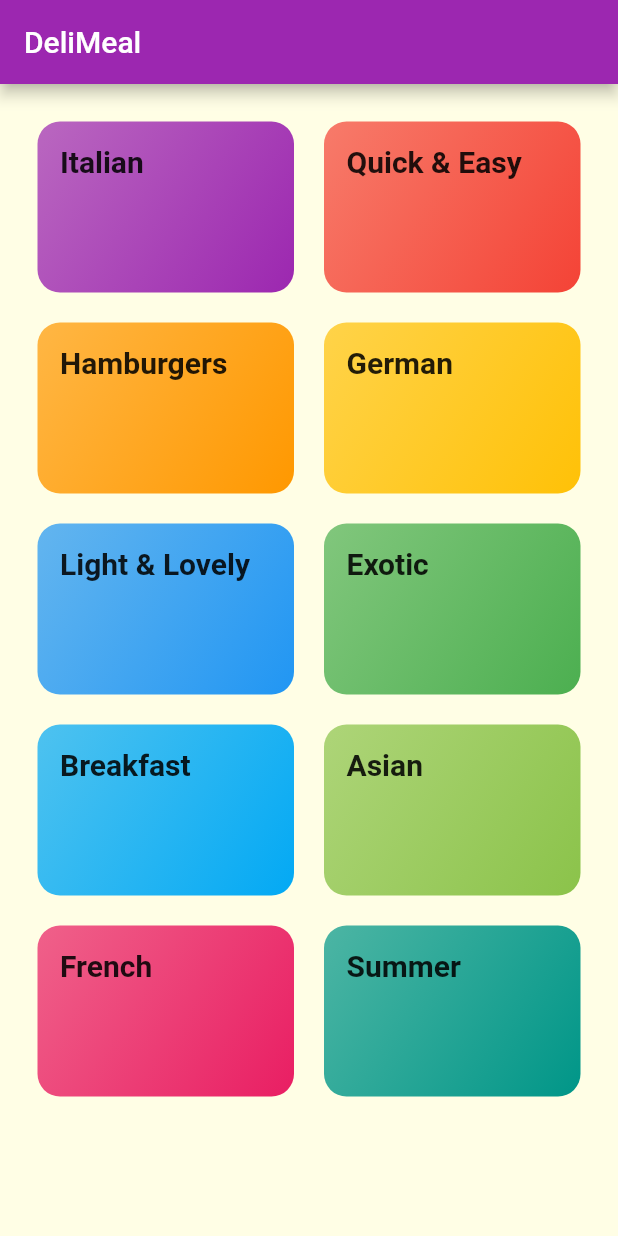
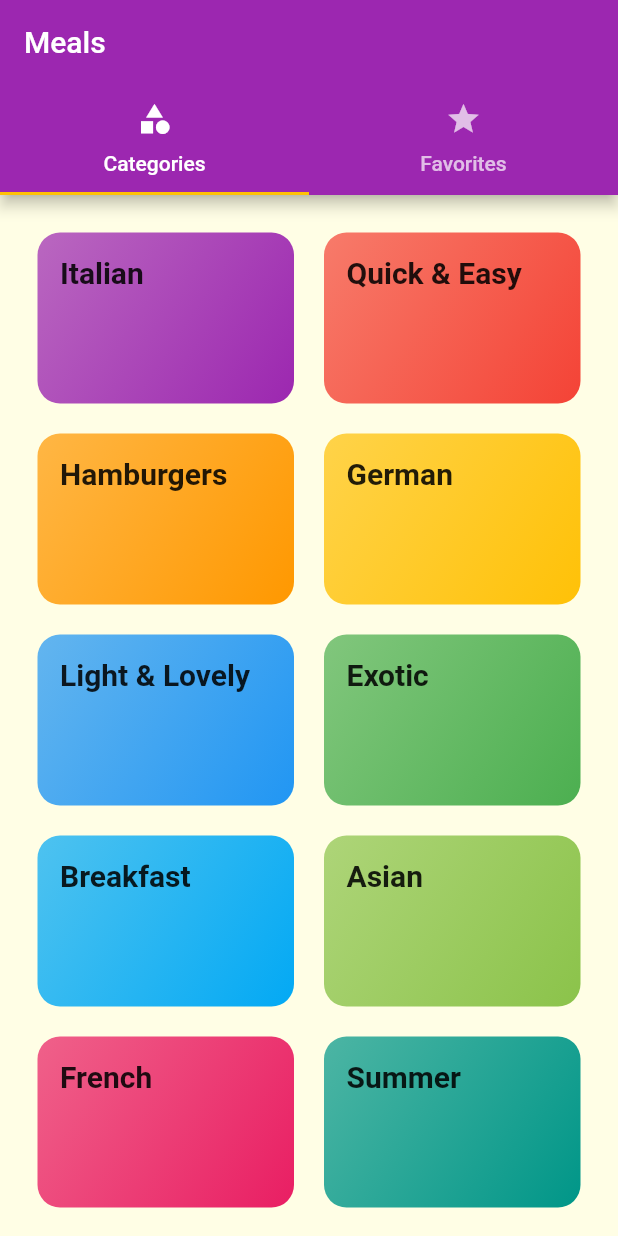
Before and after one commit to Qubits-01/fp-meals-app, a Flutter app: the screen it shows after launch, on a phone screen of 412 x 824 dp. Run offline on Flutter 3.47's test engine with Material 2 defaults, Android fonts, the phone set to English and light mode, and no system bars; Roboto replaces fonts that are missing (Raleway, RobotoCondensed).

Commit message:
Add TabBar to the AppBar

```diff
--- a/lib/main.dart
+++ b/lib/main.dart
@@ -3,6 +3,7 @@ import 'package:flutter/material.dart';
 import './screens/categories_screen.dart';
 import './screens/category_meals_screen.dart';
 import './screens/meal_detail_screen.dart';
+import './screens/tabs_screen.dart';
 
 void main() => runApp(MyApp());
 
@@ -33,7 +34,7 @@ class MyApp extends StatelessWidget {
       // home: CategoriesScreen(),
       initialRoute: '/',
       routes: {
-        '/': (ctx) => CategoriesScreen(),
+        '/': (ctx) => TabsScreen(),
         CategoryMealsScreen.routeName: (ctx) => CategoryMealsScreen(),
         MealDetailScreen.routeName: (ctx) => MealDetailScreen(),
       },
--- a/lib/screens/categories_screen.dart
+++ b/lib/screens/categories_screen.dart
@@ -6,13 +6,7 @@ import '../widgets/category_item.dart';
 class CategoriesScreen extends StatelessWidget {
   @override
   Widget build(BuildContext context) {
-    return Scaffold(
-      appBar: AppBar(
-        title: const Text(
-          'DeliMeal',
-        ),
-      ),
-      body: GridView(
+    return GridView(
       padding: const EdgeInsets.all(25),
       gridDelegate: const SliverGridDelegateWithMaxCrossAxisExtent(
         maxCrossAxisExtent: 200,
@@ -31,7 +25,6 @@ class CategoriesScreen extends StatelessWidget {
             )
             .toList(),
       ],
-      ),
     );
   }
 }
--- /dev/null
+++ b/lib/screens/favorites_screen.dart
@@ -0,0 +1,10 @@
+import 'package:flutter/material.dart';
+
+class FavoritesScreen extends StatelessWidget {
+  @override
+  Widget build(BuildContext context) {
+    return const Center(
+      child: Text('The Favorites'),
+    );
+  }
+}
--- /dev/null
+++ b/lib/screens/tabs_screen.dart
@@ -0,0 +1,46 @@
+import 'package:flutter/material.dart';
+
+import './categories_screen.dart';
+import './favorites_screen.dart';
+
+class TabsScreen extends StatefulWidget {
+  @override
+  _TabsScreenState createState() => _TabsScreenState();
+}
+
+class _TabsScreenState extends State<TabsScreen> {
+  @override
+  Widget build(BuildContext context) {
+    return DefaultTabController(
+      length: 2,
+      // initialIndex: 0,
+      child: Scaffold(
+        appBar: AppBar(
+          title: const Text('Meals'),
+          bottom: const TabBar(
+            tabs: <Widget>[
+              Tab(
+                icon: Icon(
+                  Icons.category,
+                ),
+                text: 'Categories',
+              ),
+              Tab(
+                icon: Icon(
+                  Icons.star,
+                ),
+                text: 'Favorites',
+              ),
+            ],
+          ),
+        ),
+        body: TabBarView(
+          children: <Widget>[
+            CategoriesScreen(),
+            FavoritesScreen(),
+          ],
+        ),
+      ),
+    );
+  }
+}
```
Lines whose indentation alone changed are shown as unchanged.
